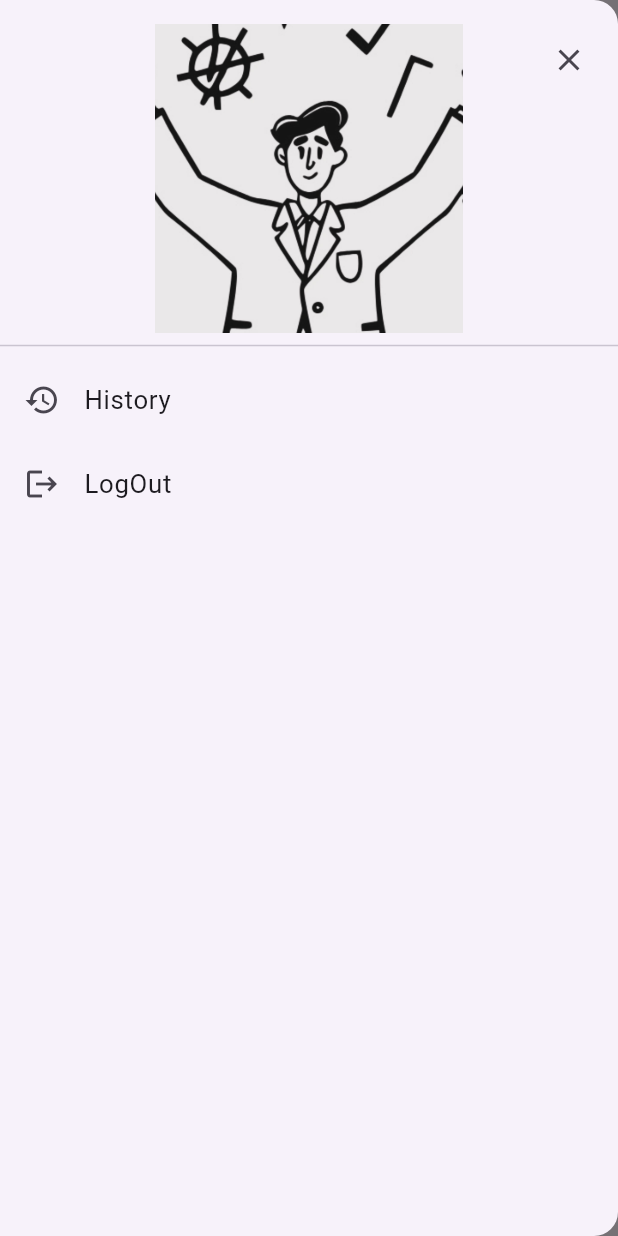
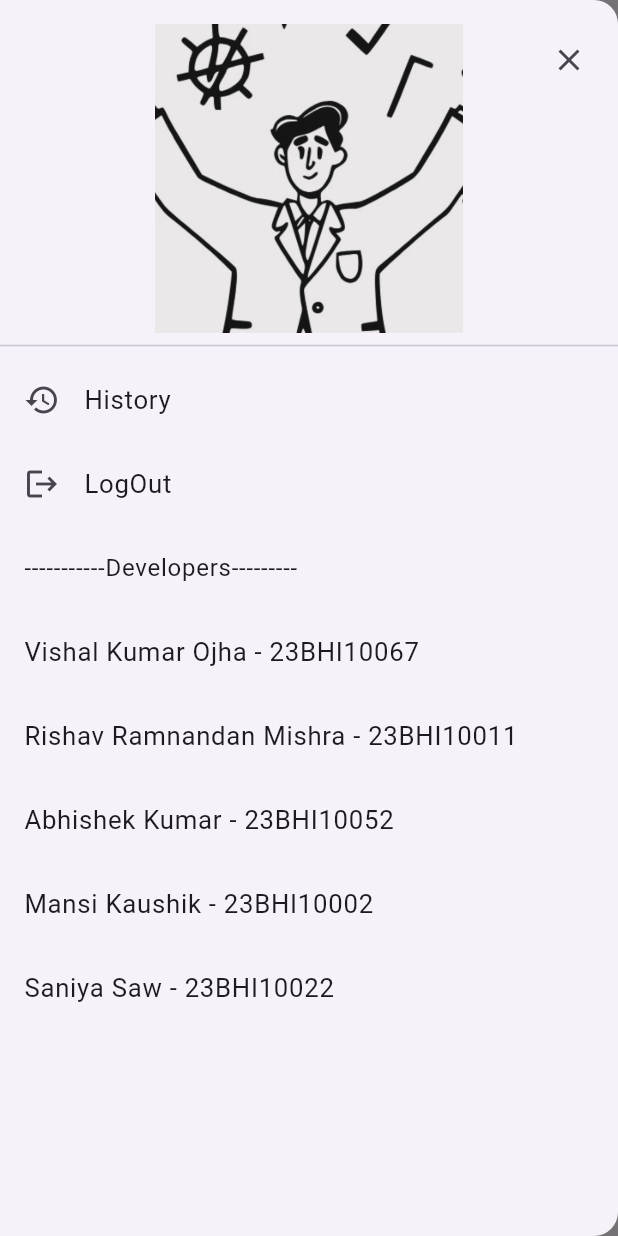
Before and after one commit to justaman045/Image-to-Speech-Flutter, a Flutter app: the Gallery screen opened directly, with the side drawer open, on a phone screen of 412 x 824 dp. Run offline on Flutter 3.47's test engine with Material 3 defaults, Android fonts, the phone set to English and light mode, and no system bars; our stand-ins replace cloud_firestore, firebase_auth, firebase_core, flutter_screenutil, flutter_tts, get and 1 more; missing offline and left inert: google_ml_kit; accounts and stored records are empty; generated files the repository leaves out were written again.

Commit message:
Updated to Version 0.2.0

```diff
--- a/lib/Data/data.dart
+++ b/lib/Data/data.dart
@@ -1,6 +1,6 @@
 import 'package:flutter/material.dart';
 import 'package:get/get.dart';
-String introHeader = "Image to Speech Converter App";
+String introHeader = "Hello!!";
 String introText = "Convert you Image to Speech using this App in a more seamless manner";
 Map<String, String> routes = {
   "homePage": "/",
@@ -13,9 +13,9 @@ Curve cusCurve = Curves.decelerate;
 Transition custransition = Transition.cupertino;
 Duration  cusDuration = const Duration(seconds: 1);
 Map<String, String> names = {
-  "vishal Ojha" : "23BHI",
-  "Aman Ojha" : "23BHI",
-  "Aman Ojha2" : "23BHI",
-  "Aman Ojha3" : "23BHI",
-  "Aman Ojha4" : "23BHI"
+  "Vishal Kumar Ojha" : "23BHI10067",
+  "Rishav Ramnandan Mishra" : "23BHI10011",
+  "Abhishek Kumar" : "23BHI10052",
+  "Mansi Kaushik" : "23BHI10002",
+  "Saniya Saw" : "23BHI10022"
 };
--- /dev/null
+++ b/lib/Requirements/fade-out.dart
@@ -0,0 +1,65 @@
+import 'package:flutter/material.dart';
+
+class FadedWidget extends StatelessWidget {
+  final Widget child;
+  final List<double> stops;
+  final List<Color> colorsForStops;
+
+  FadedWidget({
+    super.key,
+    required this.child,
+    this.stops = const [0.9, 0.95, 1.0],
+    List<double> opacities = const [1, 0.5, 0],
+  }) : colorsForStops = opacities
+      .map((double opacity) => Colors.black.withOpacity(opacity))
+      .toList();
+
+  @override
+  Widget build(BuildContext context) {
+    return ShaderMask(
+      shaderCallback: (rect) {
+        return LinearGradient(
+          begin: Alignment.bottomCenter,
+          end: Alignment.topCenter,
+          stops: stops,
+          colors: colorsForStops,
+        ).createShader(Rect.fromLTRB(0, 0, rect.width, rect.height));
+      },
+      blendMode: BlendMode.dstIn,
+      child: ShaderMask(
+        shaderCallback: (rect) {
+          return LinearGradient(
+            begin: Alignment.centerRight,
+            end: Alignment.centerLeft,
+            stops: stops,
+            colors: colorsForStops,
+          ).createShader(Rect.fromLTRB(0, 0, rect.width, rect.height));
+        },
+        blendMode: BlendMode.dstIn,
+        child: ShaderMask(
+          shaderCallback: (rect) {
+            return LinearGradient(
+              begin: Alignment.centerLeft,
+              end: Alignment.centerRight,
+              stops: stops,
+              colors: colorsForStops,
+            ).createShader(Rect.fromLTRB(0, 0, rect.width, rect.height));
+          },
+          blendMode: BlendMode.dstIn,
+          child: ShaderMask(
+            shaderCallback: (rect) {
+              return LinearGradient(
+                begin: Alignment.topCenter,
+                end: Alignment.bottomCenter,
+                stops: stops,
+                colors: colorsForStops,
+              ).createShader(Rect.fromLTRB(0, 0, rect.width, rect.height));
+            },
+            blendMode: BlendMode.dstIn,
+            child: child,
+          ),
+        ),
+      ),
+    );
+  }
+}
--- a/lib/Screens/gallery.dart
+++ b/lib/Screens/gallery.dart
@@ -1,12 +1,13 @@
 import 'dart:io';
 import 'package:firebase_auth/firebase_auth.dart';
 import 'package:flutter/material.dart';
+import 'package:flutter/scheduler.dart';
 import 'package:flutter_screenutil/flutter_screenutil.dart';
-import 'package:flutter_tts/flutter_tts.dart';
 import 'package:get/get.dart';
 import 'package:google_ml_kit/google_ml_kit.dart';
 import 'package:image_picker/image_picker.dart';
 import 'package:image_to_speedv1/Data/data.dart';
+import 'package:image_to_speedv1/Requirements/fade-out.dart';
 import 'package:image_to_speedv1/Screens/history.dart';
 import 'package:image_to_speedv1/Screens/result.dart';
 
@@ -31,28 +32,59 @@ class _GalleryState extends State<Gallery> {
   }
 
   Future<void> _pickImage() async {
-    final XFile? image =
-        await ImagePicker().pickImage(source: ImageSource.gallery);
-    if (image != null) {
+    XFile? image = await ImagePicker().pickImage(source: ImageSource.gallery);
+    String description = await getImageDescription(File(image!.path));
     setState(() {
       _image = File(image.path);
     });
-      _recognizeText(_image!);
-    }
+    _recognizeText(_image!, description);
   }
 
   Future<void> _clickImage() async {
     final XFile? image =
         await ImagePicker().pickImage(source: ImageSource.camera);
-    if (image != null) {
+    String description = await getImageDescription(File(image!.path));
     setState(() {
       _image = File(image.path);
     });
-      _recognizeText(_image!);
+    _recognizeText(_image!, description);
+  }
+
+  Future<String> getImageDescription(File imageFile) async {
+    final inputImage = InputImage.fromFilePath(imageFile.path);
+    // Create ImageLabelerOptions with desired settings
+    final options = ImageLabelerOptions(
+      confidenceThreshold: 0.7, // Adjust threshold as needed
+    );
+
+    final labeler = ImageLabeler(options: options);
+
+    try {
+      final List<ImageLabel> labels = await labeler.processImage(inputImage);
+      if (labels.isNotEmpty) {
+        // Combine the top 5 labels to form a descriptive sentence
+        final topLabels = labels.take(5).toList();
+        String description = "The image contains ";
+        for (int i = 0; i < topLabels.length; i++) {
+          description += topLabels[i].label;
+          if (i < topLabels.length - 1) {
+            description += ", ";
+          }
+        }
+        return description;
+      } else {
+        return "No objects or scenes could be identified in the image.";
+      }
+    } catch (e) {
+      print('Error labeling image: $e');
+      return "Error processing image.";
+    } finally {
+      labeler.close();
     }
   }
 
-  Future<void> _recognizeText(File image) async {
+  Future<void> _recognizeText(File image, String description,
+      {String? preSavedText}) async {
     final inputImage = InputImage.fromFilePath(image.path);
     final textRecognizer = TextRecognizer(script: TextRecognitionScript.latin);
 
@@ -66,6 +98,8 @@ class _GalleryState extends State<Gallery> {
         routeName: routes["result"],
         () => ResultView(
           text: _text,
+          image: image,
+          description: description,
         ),
         transition: custransition,
         duration: cusDuration,
@@ -83,7 +117,6 @@ class _GalleryState extends State<Gallery> {
 
   @override
   Widget build(BuildContext context) {
-    final currentRoute = ModalRoute.of(context)?.settings.name;
     return Scaffold(
       key: _scaffoldKey,
       drawer: Drawer(
@@ -151,6 +184,17 @@ class _GalleryState extends State<Gallery> {
                     );
               },
             ),
+            ListTile(
+              title: Text("-----------Developers---------"),
+            ),
+            for (int i = 0; i < names.length; i++)
+              ListTile(
+                title: Text(
+                  "${names.keys.elementAt(i)} - ${names.values.elementAt(i)}",
+                  style: TextStyle(fontSize: 15.w),
+                ),
+                // onTap: () { _handleNavigation(context, i); },
+              ),
           ],
         ),
       ),
@@ -162,63 +206,48 @@ class _GalleryState extends State<Gallery> {
         child: SafeArea(
           child: Column(
             children: [
-              SizedBox(
-                height: 20.h,
+              Padding(
+                padding: EdgeInsets.only(top: 40.h),
+                child: Row(
+                  mainAxisAlignment: MainAxisAlignment.center,
+                  children: [
+                    FadedWidget(
+                      child: Image.asset(
+                        "assets/${SchedulerBinding.instance.platformDispatcher.platformBrightness}.jpg",
+                        width: 200.w,
+                        height: 180.h,
                       ),
-              Stack(
-                children: [
-                  Container(
-                    color: Colors.grey,
-                    width: 250.w,
-                    height: 250.h,
                     ),
-                  _image == null
-                      ? Padding(
-                          padding: EdgeInsets.symmetric(
-                            horizontal: 70.w,
-                            vertical: 120.h,
-                          ),
-                          child: const Text("No Image Selected"),
-                        )
-                      : Image.file(
-                          _image!,
-                          width: 250.w,
-                          height: 250.h,
-                          fit: BoxFit.fill,
-                        )
                   ],
                 ),
+              ),
+              Padding(
+                padding: EdgeInsets.symmetric(vertical: 50.h),
+                child: Row(
+                  mainAxisAlignment: MainAxisAlignment.center,
+                  children: [
                     SizedBox(
-                height: 40.h,
-              ),
-              Row(
-                mainAxisAlignment: MainAxisAlignment.spaceAround,
+                      height: 150.h,
+                      child: Column(
+                        mainAxisAlignment: MainAxisAlignment.spaceEvenly,
                         children: [
                           Container(
                             decoration: BoxDecoration(
-                      borderRadius: BorderRadius.circular(10.r),
-                      gradient: const LinearGradient(
-                        begin: Alignment.topLeft,
-                        end: Alignment.bottomLeft,
-                        colors: [
-                          Colors.blue,
-                          Colors.blueAccent,
-                        ],
+                              color: Colors.blueGrey,
+                              borderRadius: BorderRadius.circular(20.r),
                             ),
+                            child: SizedBox(
+                              width: 180.w,
+                              child: Padding(
+                                padding: EdgeInsets.all(4.0),
+                                child: TextButton(
+                                  onPressed: () => _clickImage(),
+                                  child: Text(
+                                    "Take a Picture",
+                                    style: TextStyle(
+                                      fontSize: 20.r,
+                                      color: Colors.white,
                                     ),
-                    child: Padding(
-                      padding: EdgeInsets.symmetric(
-                        vertical: 5.h,
-                        horizontal: 10.w,
-                      ),
-                      child: TextButton(
-                        onPressed: () {
-                          _pickImage();
-                        },
-                        child: const Text(
-                          "Gallery",
-                          style: TextStyle(
-                            color: Colors.white,
                                   ),
                                 ),
                               ),
@@ -226,29 +255,21 @@ class _GalleryState extends State<Gallery> {
                           ),
                           Container(
                             decoration: BoxDecoration(
-                      borderRadius: BorderRadius.circular(10.r),
-                      gradient: const LinearGradient(
-                        begin: Alignment.topLeft,
-                        end: Alignment.bottomLeft,
-                        colors: [
-                          Colors.blue,
-                          Colors.blueAccent,
-                        ],
+                              color: Colors.blueGrey,
+                              borderRadius: BorderRadius.circular(20.r),
                             ),
+                            child: SizedBox(
+                              width: 180.w,
+                              child: Padding(
+                                padding: EdgeInsets.all(4.0),
+                                child: TextButton(
+                                  onPressed: () => _pickImage(),
+                                  child: Text(
+                                    "Gallery",
+                                    style: TextStyle(
+                                      fontSize: 20.r,
+                                      color: Colors.white,
                                     ),
-                    child: Padding(
-                      padding: EdgeInsets.symmetric(
-                        vertical: 5.h,
-                        horizontal: 10.w,
-                      ),
-                      child: TextButton(
-                        onPressed: () {
-                          _clickImage();
-                        },
-                        child: const Text(
-                          "Camera",
-                          style: TextStyle(
-                            color: Colors.white,
                                   ),
                                 ),
                               ),
@@ -256,31 +277,8 @@ class _GalleryState extends State<Gallery> {
                           ),
                         ],
                       ),
-              Padding(
-                padding: EdgeInsets.symmetric(vertical: 20.h, horizontal: 10.w),
-                child: Text(
-                  " Developers",
-                  style: TextStyle(fontSize: 22.r),
                     ),
-              ),
-              Padding(
-                padding: EdgeInsets.symmetric(horizontal: 22.w),
-                child: const Divider(),
-              ),
-              Padding(
-                padding: EdgeInsets.symmetric(horizontal: 120.w),
-                child: SizedBox(
-                  height: MediaQuery.of(context).size.height *
-                      0.5, // Give it a fixed height
-                  child: ListView.builder(
-                    itemCount: names.length,
-                    itemBuilder: (context, index) {
-                      return ListTile(
-                        title: Text(names.keys.elementAt(index)),
-                        subtitle: Text(names.values.elementAt(index)),
-                      );
-                    },
-                  ),
+                  ],
                 ),
               ),
             ],
--- a/pubspec.yaml
+++ b/pubspec.yaml
@@ -16,7 +16,7 @@ publish_to: 'none' # Remove this line if you wish to publish to pub.dev
 # https://developer.apple.com/library/archive/documentation/General/Reference/InfoPlistKeyReference/Articles/CoreFoundationKeys.html
 # In Windows, build-name is used as the major, minor, and patch parts
 # of the product and file versions while build-number is used as the build suffix.
-version: 0.1.0+1
+version: 0.2.0
 
 environment:
   sdk: ^3.5.3
```
Also changed, not shown: lib/Screens/intro.dart (+20 -10 lines), lib/Screens/login.dart (+11 -17 lines), lib/Screens/result.dart (+37 -3 lines), lib/Screens/signup.dart (+61 -22 lines), lib/Screens/test.txt (added, +121 -0 lines), assets/Brightness.dark.jpg (added), assets/Brightness.light.jpg (added), assets/vecteezy_fake-qr-code-scan-me-illustration_48265815.jpg (added). Lines whose indentation alone changed are shown as unchanged.
